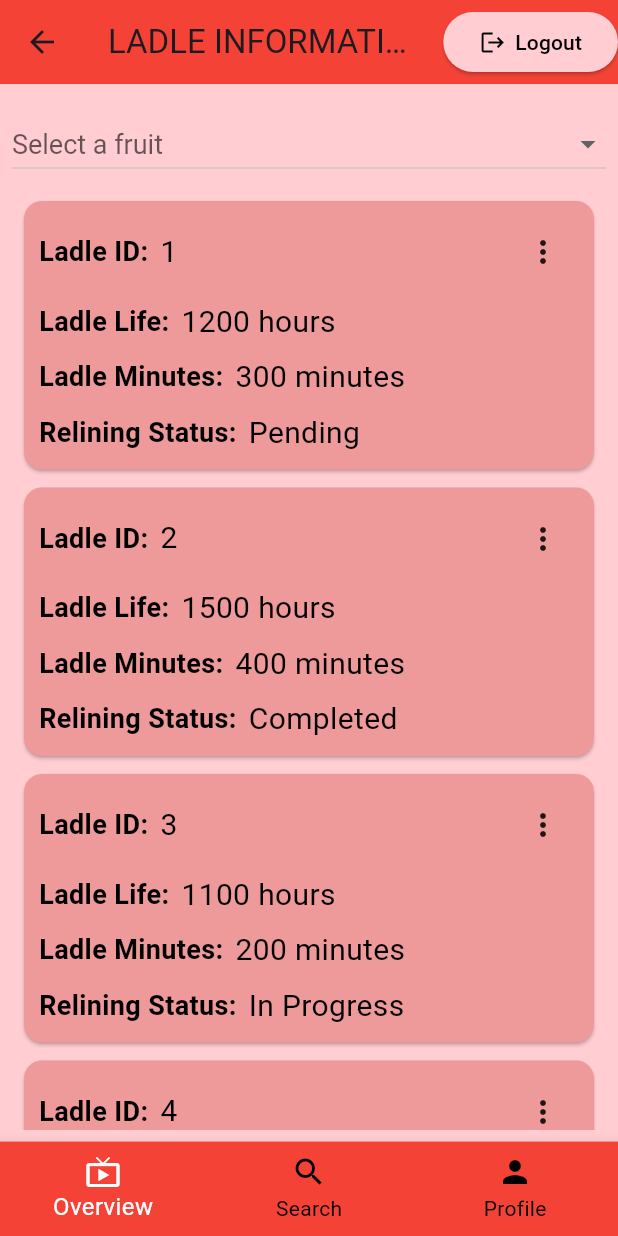
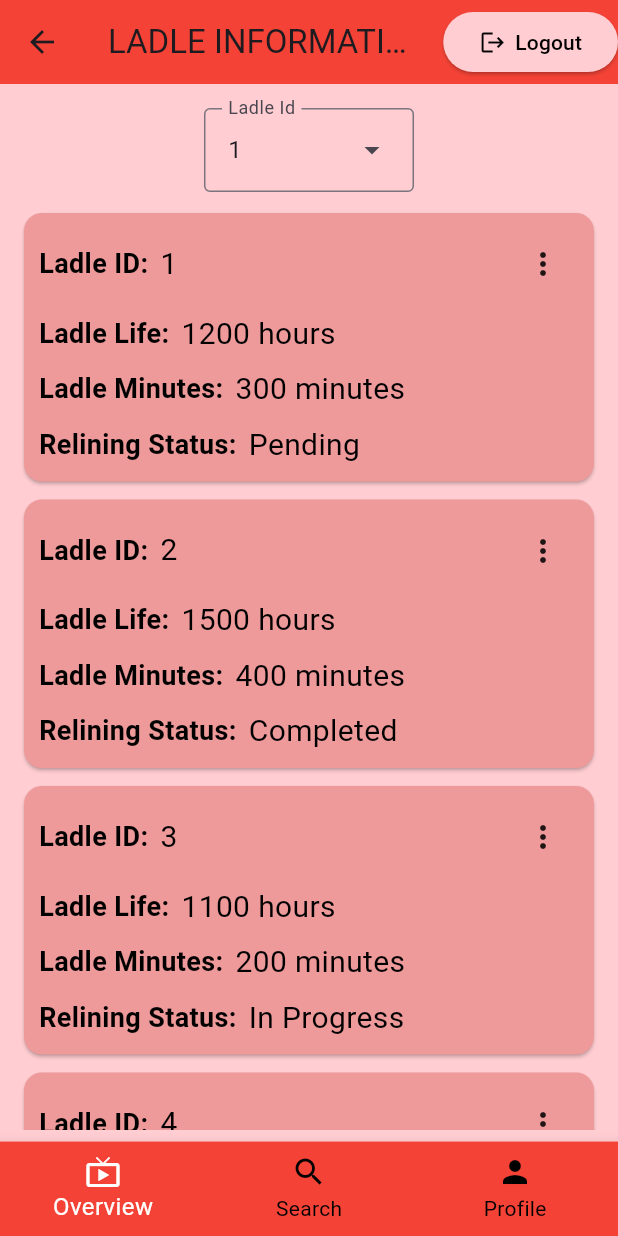
Before and after one commit to manavjangid5/app, a Flutter app: the screen it shows after launch, after a tap on "Login into the Portal", on a phone screen of 412 x 824 dp. Run offline on Flutter 3.47's test engine with Material 3 defaults, Android fonts, the phone set to English and light mode, and no system bars.

Commit message:
changes for dropdown

```diff
--- a/lib/pages/homePage.dart
+++ b/lib/pages/homePage.dart
@@ -15,6 +15,9 @@ class HomePage extends StatefulWidget {
 
 class _HomePageState extends State<HomePage> {
 
+
+  final TextEditingController ladleDropdownController = TextEditingController();
+  String? selectedLadleId;
   SampleItem? selectedItem;
   final formKey= GlobalKey<FormState>();
 
@@ -36,12 +39,19 @@ class _HomePageState extends State<HomePage> {
     Ladle(ladleId: 10, ladleLife: 1000, ladleMinutes: 275, reliningStatus: "Pending"),
   ];
 
+  Set<String> ladlesDropdown={};
+
+
   List<Ladle> _foundLadles=[];
 
   @override
   void initState() {
     // TODO: implement initState
     _foundLadles=ladles;
+    for(Ladle obj in ladles)
+      {
+        ladlesDropdown.add(obj.ladleId.toString());
+      }
     super.initState();
   }
   void _searchAction(String enteredString)
@@ -50,7 +60,6 @@ class _HomePageState extends State<HomePage> {
     if(enteredString.isNotEmpty){
       tempLadles=ladles.where((ladle) => ladle.ladleId.toString().toLowerCase().contains(enteredString.toLowerCase())
       || ladle.reliningStatus.toLowerCase().contains(enteredString.toLowerCase())).toList();
-
     }
     else{
       tempLadles=ladles;
@@ -318,26 +327,28 @@ class _HomePageState extends State<HomePage> {
                   //     });
                   //   },
                   // ),
-                  child:Center(
-                      child: DropdownButton<String>(
-                        value: _selectedFruit, // Currently selected item
-                        hint: Text('Select a fruit'), // Hint when no value is selected
-                        icon: Icon(Icons.arrow_drop_down), // Icon for dropdown
-                        dropdownColor: Colors.lightBlue[50], // Background color of dropdown
-                        isExpanded: true, // Expand to fit parent width
-                        style: TextStyle(color: Colors.blue, fontSize: 18), // Text style
-                        items: _fruits.map((String fruit) {
-                          return DropdownMenuItem<String>(
-                            value: fruit,
-                            child: Text(fruit),
-                          );
-                        }).toList(),
-                        onChanged: (String? newValue) {
-                          setState(() {
-                            _selectedFruit = newValue; // Update the selected item
-                          });
-                        },
-                      ),
+                  child:SizedBox(
+                    child: DropdownMenu<String>(
+                      initialSelection: ladlesDropdown.first,
+                      controller: ladleDropdownController,
+                      // requestFocusOnTap is enabled/disabled by platforms when it is null.
+                      // On mobile platforms, this is false by default. Setting this to true will
+                      // trigger focus request on the text field and virtual keyboard will appear
+                      // afterward. On desktop platforms however, this defaults to true.
+                      requestFocusOnTap: true,
+                      label: const Text('Ladle Id'),
+                      onSelected: ((value) => _searchAction(value!)),
+                      dropdownMenuEntries: ladlesDropdown.toList().map<DropdownMenuEntry<String>>((String ladleId) {
+                        return DropdownMenuEntry<String>(
+                          value: ladleId,
+                          label: ladleId,
+                          style: MenuItemButton.styleFrom(
+                            foregroundColor: Colors.black,
+
+                          ),
+                        );
+                      }).toList(),
+                    ),
                   )
                 ),
                 // Display list of ladles in a scrollable ListView
```
